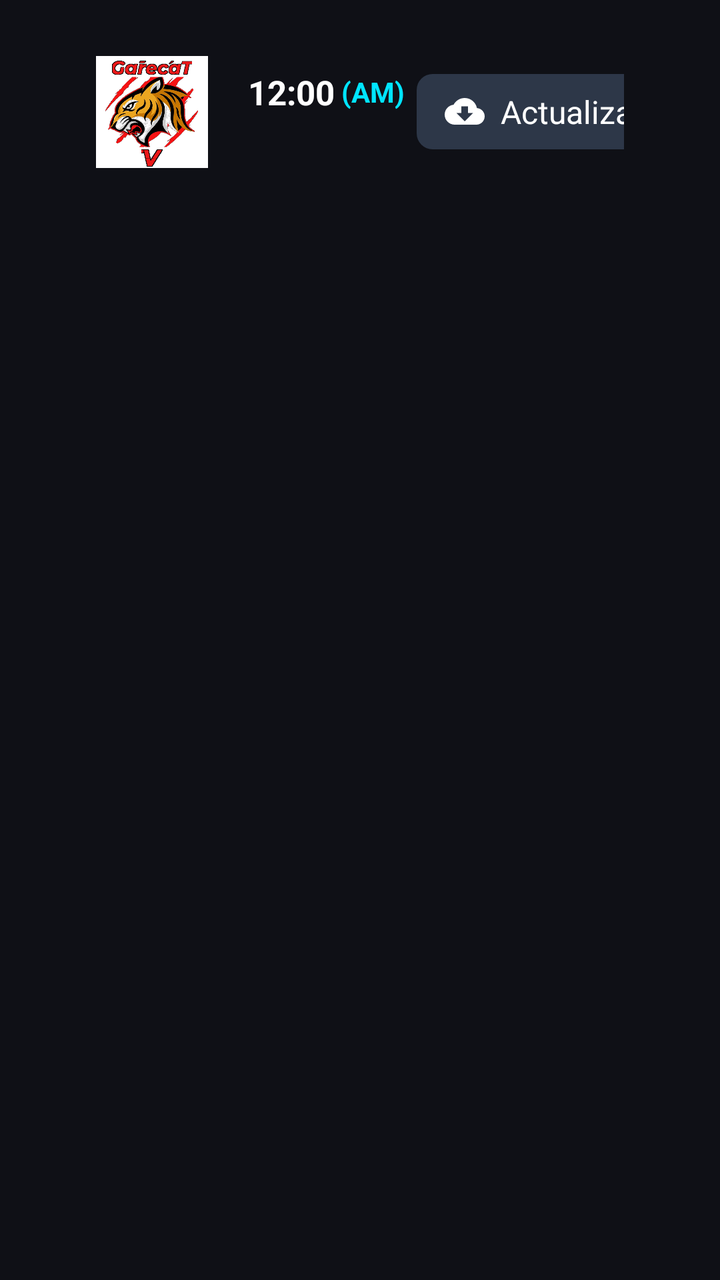
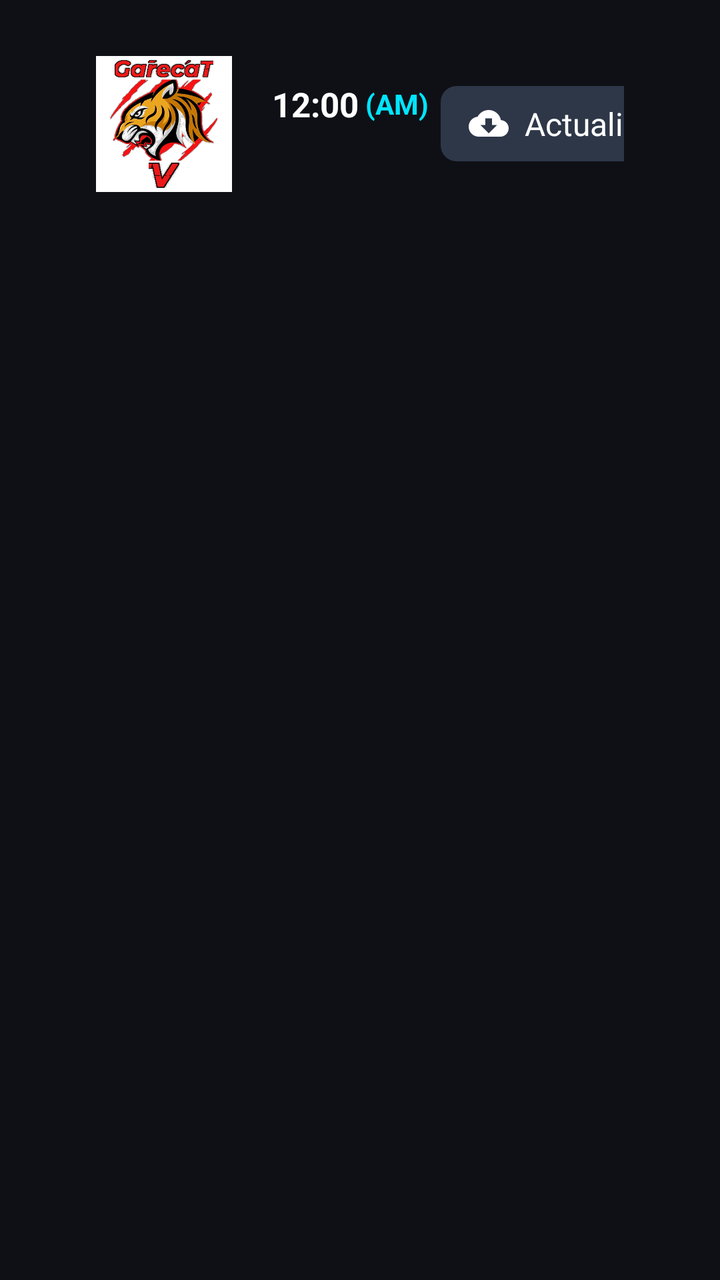

Two renders of the same Android screen: before a commit and after it. Below are the layout's source before the change and the commit's diff.
<!-- AndroidManifest.xml: application theme Theme.GarecaTV -->
<!-- res/layout/activity_main.xml -->
<?xml version="1.0" encoding="utf-8"?>
<LinearLayout xmlns:android="http://schemas.android.com/apk/res/android"
    xmlns:app="http://schemas.android.com/apk/res-auto"
    android:layout_width="match_parent"
    android:layout_height="match_parent"
    android:orientation="vertical"
    android:background="@color/bg_dark"
    android:paddingStart="48dp"
    android:paddingEnd="48dp"
    android:paddingTop="28dp"
    android:paddingBottom="28dp">

    
    <LinearLayout
        android:layout_width="match_parent"
        android:layout_height="wrap_content"
        android:orientation="horizontal"
        android:gravity="center_vertical"
        android:layout_marginBottom="24dp">

        <ImageView
            android:id="@+id/ivLogo"
            android:layout_width="56dp"
            android:layout_height="56dp"
            android:src="@drawable/app_icon"
            android:contentDescription="@string/app_name" />

        <LinearLayout
            android:layout_width="wrap_content"
            android:layout_height="wrap_content"
            android:orientation="vertical"
            android:layout_marginStart="20dp"
            android:gravity="start|center_vertical">

            
            <LinearLayout
                android:layout_width="wrap_content"
                android:layout_height="wrap_content"
                android:orientation="horizontal"
                android:gravity="center_vertical">

                <TextClock
                    android:id="@+id/textClock"
                    android:layout_width="wrap_content"
                    android:layout_height="wrap_content"
                    android:format12Hour="hh:mm"
                    android:format24Hour="HH:mm"
                    android:textSize="17sp"
                    android:textStyle="bold"
                    android:textColor="@color/text_primary" />

                <TextClock
                    android:id="@+id/textClockAmPm"
                    android:layout_width="wrap_content"
                    android:layout_height="wrap_content"
                    android:format12Hour=" (a)"
                    android:format24Hour=""
                    android:textSize="14sp"
                    android:textStyle="bold"
                    android:textColor="@color/accent" />

                <TextView
                    android:id="@+id/tvTimeZone"
                    android:layout_width="wrap_content"
                    android:layout_height="wrap_content"
                    android:text=""
                    android:textSize="13sp"
                    android:textStyle="bold"
                    android:textColor="@color/text_secondary"
                    android:layout_marginStart="6dp" />
            </LinearLayout>

            
            <TextView
                android:id="@+id/tvDate"
                android:layout_width="wrap_content"
                android:layout_height="wrap_content"
                android:text=""
                android:textSize="13sp"
                android:textColor="@color/text_secondary"
                android:layout_marginTop="2dp" />
        </LinearLayout>

        <View
            android:layout_width="0dp"
            android:layout_height="1dp"
            android:layout_weight="1" />

        <LinearLayout
            android:id="@+id/btnUpdate"
            android:layout_width="wrap_content"
            android:layout_height="wrap_content"
            android:orientation="horizontal"
            android:gravity="center_vertical"
            android:focusable="true"
            android:clickable="true"
            android:paddingStart="14dp"
            android:paddingEnd="16dp"
            android:paddingTop="8dp"
            android:paddingBottom="8dp"
            android:layout_marginEnd="12dp"
            android:background="@drawable/button_focus_selector">

            <ImageView
                android:id="@+id/ivUpdateIcon"
                android:layout_width="20dp"
                android:layout_height="20dp"
                android:src="@drawable/ic_cloud_download"
                android:duplicateParentState="true"
                app:tint="@color/button_text_selector"
                android:contentDescription="Actualizar APK" />

            <TextView
                android:id="@+id/tvUpdateLabel"
                android:layout_width="wrap_content"
                android:layout_height="wrap_content"
                android:text="Actualizar"
                android:textSize="16sp"
                android:duplicateParentState="true"
                android:textColor="@color/button_text_selector"
                android:layout_marginStart="8dp" />
        </LinearLayout>

        <TextView
            android:id="@+id/btnRefresh"
            android:layout_width="wrap_content"
            android:layout_height="wrap_content"
            android:text="Recargar"
            android:textSize="16sp"
            android:textColor="@color/button_text_selector"
            android:focusable="true"
            android:clickable="true"
            android:paddingStart="16dp"
            android:paddingEnd="16dp"
            android:paddingTop="8dp"
            android:paddingBottom="8dp"
            android:background="@drawable/button_focus_selector" />
    </LinearLayout>

    
    <androidx.recyclerview.widget.RecyclerView
        android:id="@+id/rvCategories"
        android:layout_width="match_parent"
        android:layout_height="wrap_content"
        android:orientation="horizontal"
        android:clipToPadding="false"
        android:descendantFocusability="afterDescendants"
        android:layout_marginBottom="16dp"
        android:focusable="false" />

    
    <LinearLayout
        android:id="@+id/searchContainer"
        android:layout_width="match_parent"
        android:layout_height="wrap_content"
        android:orientation="horizontal"
        android:gravity="center_vertical"
        android:visibility="gone"
        android:layout_marginBottom="16dp">

        <EditText
            android:id="@+id/etSearch"
            android:layout_width="0dp"
            android:layout_height="44dp"
            android:layout_weight="1"
            android:hint="🔍 Buscar repetición por partido o fecha (ej: Madrid, 10/10)..."
            android:textColor="@color/text_primary"
            android:textColorHint="@color/text_secondary"
            android:background="@drawable/search_box_selector"
            android:paddingStart="16dp"
            android:paddingEnd="16dp"
            android:textSize="15sp"
            android:singleLine="true"
            android:imeOptions="actionSearch"
            android:inputType="text"
            android:focusable="true"
            android:focusableInTouchMode="true"
            android:cursorVisible="false"
            android:nextFocusUp="@id/rvCategories"
            android:nextFocusDown="@id/rvEvents"
            android:nextFocusRight="@id/btnVoiceSearchReplay" />

        <LinearLayout
            android:id="@+id/btnVoiceSearchReplay"
            android:layout_width="wrap_content"
            android:layout_height="44dp"
            android:layout_marginStart="8dp"
            android:orientation="horizontal"
            android:gravity="center"
            android:focusable="true"
            android:clickable="true"
            android:paddingStart="12dp"
            android:paddingEnd="14dp"
            android:background="@drawable/voice_button_selector"
            android:nextFocusUp="@id/rvCategories"
            android:nextFocusDown="@id/rvEvents"
            android:nextFocusLeft="@id/etSearch"
            android:nextFocusRight="@id/btnSortDate">

            <ImageView
                android:layout_width="20dp"
                android:layout_height="20dp"
                android:src="@drawable/ic_google_mic"
                android:duplicateParentState="true"
                android:contentDescription="Búsqueda por voz" />

            <TextView
                android:layout_width="wrap_content"
                android:layout_height="wrap_content"
                android:layout_marginStart="6dp"
                android:text="Voz"
                android:textStyle="bold"
                android:textSize="14sp"
                android:textColor="@color/button_text_selector"
                android:duplicateParentState="true" />
        </LinearLayout>

        <Button
            android:id="@+id/btnSortDate"
            android:layout_width="wrap_content"
            android:layout_height="44dp"
            android:layout_marginStart="8dp"
            android:text="📅 Fecha (Recientes)"
            android:textSize="14sp"
            android:textStyle="bold"
            android:textColor="@color/button_text_selector"
            android:background="@drawable/button_focus_selector"
            android:paddingStart="16dp"
            android:paddingEnd="16dp"
            android:focusable="true"
            android:clickable="true"
            android:nextFocusUp="@id/rvCategories"
            android:nextFocusDown="@id/rvEvents"
            android:nextFocusLeft="@id/btnVoiceSearchReplay"
            android:nextFocusRight="@id/btnSortName" />

        <Button
            android:id="@+id/btnSortName"
            android:layout_width="wrap_content"
            android:layout_height="44dp"
            android:layout_marginStart="8dp"
            android:text="🔤 Nombre (A-Z)"
            android:textSize="14sp"
            android:textStyle="bold"
            android:textColor="@color/button_text_selector"
            android:background="@drawable/button_focus_selector"
            android:paddingStart="16dp"
            android:paddingEnd="16dp"
            android:focusable="true"
            android:clickable="true"
            android:nextFocusUp="@id/rvCategories"
            android:nextFocusDown="@id/rvEvents"
            android:nextFocusLeft="@id/btnSortDate" />
    </LinearLayout>

    
    <LinearLayout
        android:id="@+id/globalSearchContainer"
        android:layout_width="match_parent"
        android:layout_height="wrap_content"
        android:orientation="horizontal"
        android:gravity="center_vertical"
        android:visibility="gone"
        android:layout_marginBottom="16dp">

        <EditText
            android:id="@+id/etGlobalSearch"
            android:layout_width="0dp"
            android:layout_height="44dp"
            android:layout_weight="1"
            android:hint="🔍 Buscar equipo o canal en TODO GarecaTV (ej: Real Madrid, Boca, Colapinto, ESPN)..."
            android:textColor="@color/text_primary"
            android:textColorHint="@color/text_secondary"
            android:background="@drawable/search_box_selector"
            android:paddingStart="16dp"
            android:paddingEnd="16dp"
            android:textSize="15sp"
            android:singleLine="true"
            android:imeOptions="actionSearch"
            android:inputType="text"
            android:focusable="true"
            android:focusableInTouchMode="true"
            android:cursorVisible="false"
            android:nextFocusUp="@id/rvCategories"
            android:nextFocusDown="@id/rvEvents"
            android:nextFocusRight="@id/btnVoiceGlobalSearch" />

        <LinearLayout
            android:id="@+id/btnVoiceGlobalSearch"
            android:layout_width="wrap_content"
            android:layout_height="44dp"
            android:layout_marginStart="8dp"
            android:orientation="horizontal"
            android:gravity="center"
            android:focusable="true"
            android:clickable="true"
            android:paddingStart="12dp"
            android:paddingEnd="14dp"
            android:background="@drawable/voice_button_selector"
            android:nextFocusUp="@id/rvCategories"
            android:nextFocusDown="@id/rvEvents"
            android:nextFocusLeft="@id/etGlobalSearch"
            android:nextFocusRight="@id/btnClearGlobalSearch">

            <ImageView
                android:layout_width="20dp"
                android:layout_height="20dp"
                android:src="@drawable/ic_google_mic"
                android:duplicateParentState="true"
                android:contentDescription="Búsqueda por voz" />

            <TextView
                android:layout_width="wrap_content"
                android:layout_height="wrap_content"
                android:layout_marginStart="6dp"
                android:text="Voz"
                android:textStyle="bold"
                android:textSize="14sp"
                android:textColor="@color/button_text_selector"
                android:duplicateParentState="true" />
        </LinearLayout>

        <Button
            android:id="@+id/btnClearGlobalSearch"
            android:layout_width="wrap_content"
            android:layout_height="44dp"
            android:layout_marginStart="8dp"
            android:text="✕ Limpiar"
            android:textSize="14sp"
            android:textStyle="bold"
            android:textColor="@color/button_text_selector"
            android:background="@drawable/button_focus_selector"
            android:paddingStart="14dp"
            android:paddingEnd="14dp"
            android:focusable="true"
            android:clickable="true"
            android:nextFocusUp="@id/rvCategories"
            android:nextFocusDown="@id/rvEvents"
            android:nextFocusLeft="@id/btnVoiceGlobalSearch" />
    </LinearLayout>

    
    <FrameLayout
        android:layout_width="match_parent"
        android:layout_height="match_parent">

        <ProgressBar
            android:id="@+id/progressBar"
            android:layout_width="wrap_content"
            android:layout_height="wrap_content"
            android:layout_gravity="center"
            android:visibility="visible" />

        <TextView
            android:id="@+id/tvEmpty"
            android:layout_width="wrap_content"
            android:layout_height="wrap_content"
            android:layout_gravity="center"
            android:text="@string/loading_events"
            android:textColor="@color/text_secondary"
            android:textSize="18sp"
            android:visibility="gone" />

        <androidx.recyclerview.widget.RecyclerView
            android:id="@+id/rvEvents"
            android:layout_width="match_parent"
            android:layout_height="match_parent"
            android:clipToPadding="false"
            android:descendantFocusability="afterDescendants"
            android:focusable="false" />
    </FrameLayout>
</LinearLayout>
<!-- resources referenced by this layout -->
<resources>
  <color name="accent">#00E5FF</color>
  <color name="bg_dark">#0F1016</color>
  <color name="text_primary">#FFFFFF</color>
  <color name="text_secondary">#9CA3AF</color>
  <!-- drawable app_icon: png bitmap (drawable, 209316 bytes) -->
  <!-- drawable button_focus_selector (drawable) -->
  <selector xmlns:android="http://schemas.android.com/apk/res/android">
      <item android:state_focused="true">
          <shape android:shape="rectangle">
              <solid android:color="@color/accent" />
              <corners android:radius="8dp" />
          </shape>
      </item>
      <item>
          <shape android:shape="rectangle">
              <solid android:color="#2D3748" />
              <corners android:radius="8dp" />
          </shape>
      </item>
  </selector>
  <!-- drawable ic_cloud_download (drawable) -->
  <vector xmlns:android="http://schemas.android.com/apk/res/android"
      android:width="24dp"
      android:height="24dp"
      android:viewportWidth="24"
      android:viewportHeight="24">
      <path
          android:fillColor="#FFFFFFFF"
          android:pathData="M19.35,10.04C18.67,6.59 15.64,4 12,4 9.11,4 6.6,5.64 5.35,8.04 2.34,8.36 0,10.91 0,14c0,3.31 2.69,6 6,6h13c2.76,0 5,-2.24 5,-5 0,-2.64 -2.05,-4.78 -4.65,-4.96zM17,13l-5,5 -5,-5h3V9h4v4h3z" />
  </vector>
  <!-- drawable ic_google_mic (drawable) -->
  <vector xmlns:android="http://schemas.android.com/apk/res/android"
      android:width="24dp"
      android:height="24dp"
      android:viewportWidth="24"
      android:viewportHeight="24">
      
      <path
          android:fillColor="#4285F4"
          android:pathData="M12,14c1.66,0 3,-1.34 3,-3V5c0,-1.66 -1.34,-3 -3,-3S9,3.34 9,5v6C9,12.66 10.34,14 12,14z" />
      
      <path
          android:fillColor="#EA4335"
          android:pathData="M17.3,11c0,3 -2.54,5.1 -5.3,5.1v1.9c4.2,0 7.2,-3.1 7.2,-7H17.3z" />
      
      <path
          android:fillColor="#FBBC05"
          android:pathData="M6.7,11H4.8c0,3.9 3,7 7.2,7v-1.9C9.24,16.1 6.7,14 6.7,11z" />
      
      <path
          android:fillColor="#34A853"
          android:pathData="M11,18.05h2V22h-2z" />
  </vector>
  <!-- drawable search_box_selector (drawable) -->
  <?xml version="1.0" encoding="utf-8"?>
  <selector xmlns:android="http://schemas.android.com/apk/res/android">
      
      <item android:state_focused="true">
          <shape android:shape="rectangle">
              <solid android:color="#252D3F" />
              <stroke android:width="2dp" android:color="@color/accent" />
              <corners android:radius="8dp" />
          </shape>
      </item>
      
      <item>
          <shape android:shape="rectangle">
              <solid android:color="#1A1D27" />
              <stroke android:width="1dp" android:color="#374151" />
              <corners android:radius="8dp" />
          </shape>
      </item>
  </selector>
  <string name="app_name">GarecaTV</string>
  <string name="loading_events">Cargando eventos...</string>
  <style name="Theme.GarecaTV" parent="Theme.AppCompat.NoActionBar">
          <item name="android:windowBackground">@color/bg_dark</item>
          <item name="android:textColor">@color/text_primary</item>
          <item name="colorPrimary">@color/accent</item>
          <item name="android:windowNoTitle">true</item>
          <item name="android:windowFullscreen">true</item>
      </style>
  <!-- unchanged entries left out for length: 1 -->
</resources>

<!-- the commit's change to res/layout/activity_main.xml (unified diff, before → after) -->
@@ -20,8 +20,9 @@
 
         <ImageView
             android:id="@+id/ivLogo"
-            android:layout_width="56dp"
-            android:layout_height="56dp"
+            android:layout_width="68dp"
+            android:layout_height="68dp"
+            android:scaleType="fitCenter"
             android:src="@drawable/app_icon"
             android:contentDescription="@string/app_name" />
 
<!-- resource entries referenced after the edit -->
@@ -4,7 +4,7 @@
   <color name="bg_dark">#0F1016</color>
   <color name="text_primary">#FFFFFF</color>
   <color name="text_secondary">#9CA3AF</color>
-  <!-- drawable app_icon: png bitmap (drawable, 209316 bytes) -->
+  <!-- drawable app_icon: png bitmap (drawable, 226034 bytes) -->
   <!-- drawable button_focus_selector (drawable) -->
   <selector xmlns:android="http://schemas.android.com/apk/res/android">
       <item android:state_focused="true">
